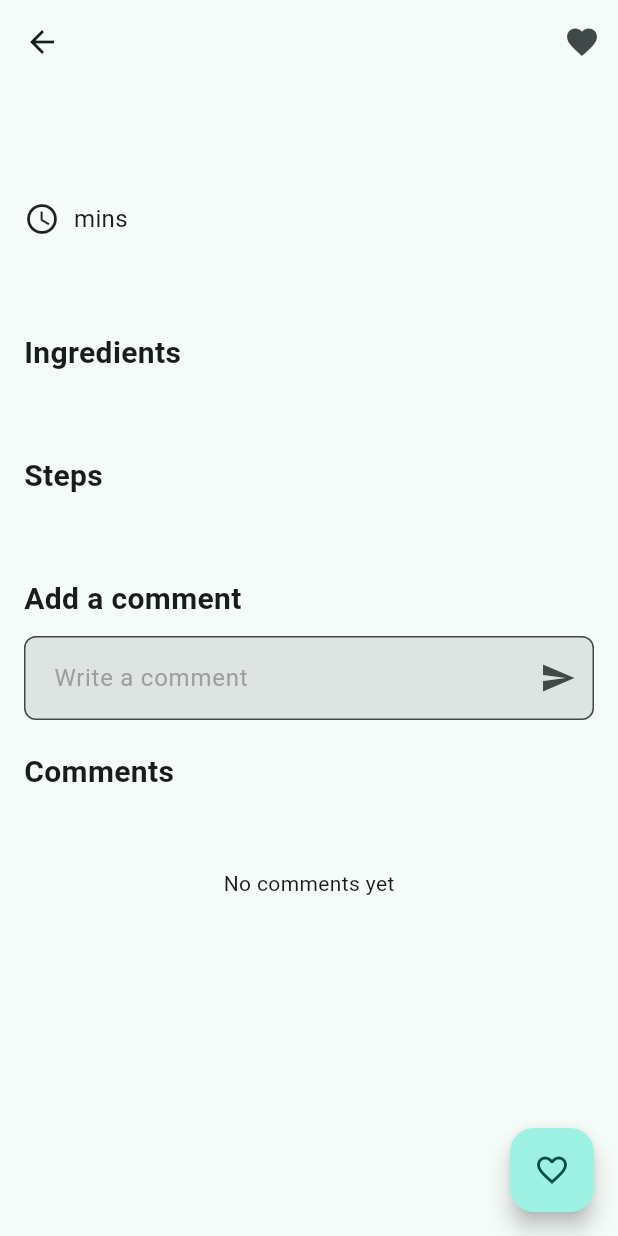
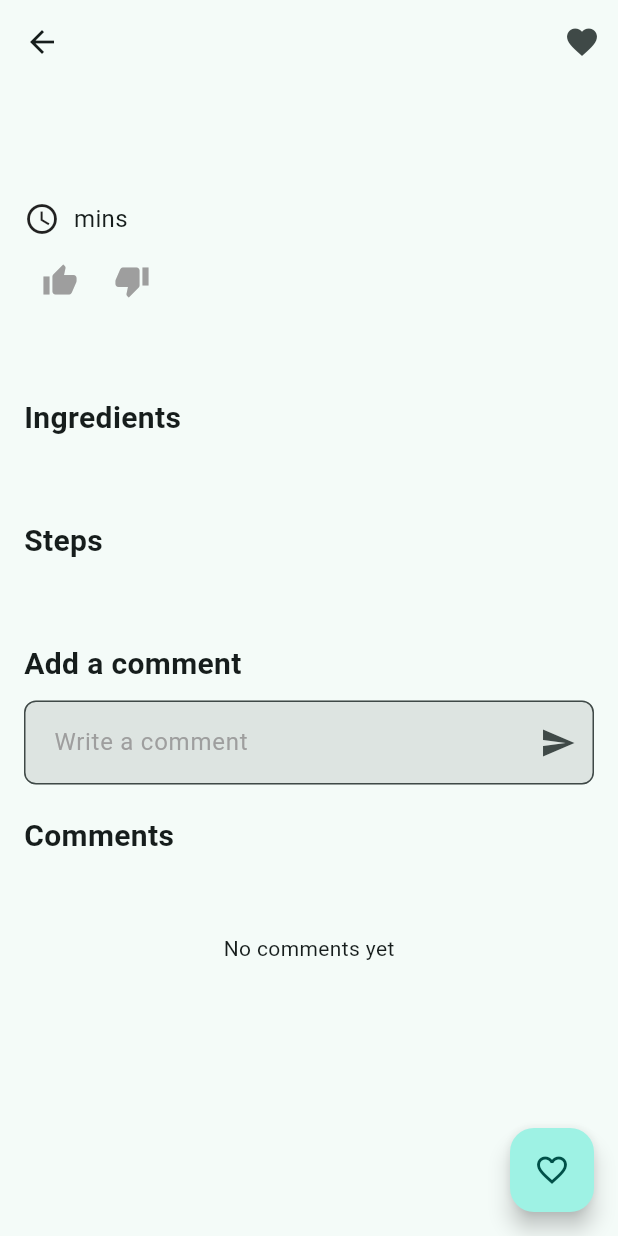
Before and after one commit to pratikgtam/Recipe-Book, a Flutter app: the RecipeDetailsPage screen opened directly, on a phone screen of 412 x 824 dp. Run offline on Flutter 3.47's test engine with Material 3 defaults, Android fonts, the phone set to English and light mode, and no system bars; our stand-ins replace carousel_slider, cloud_firestore, dots_indicator, firebase_auth, firebase_core, firebase_storage and 5 more; missing offline and left inert: open_mail_app; accounts and stored records are empty.

Commit message:
like dislike feedback

```diff
--- a/lib/features/recipe/cubits/recipe_state.dart
+++ b/lib/features/recipe/cubits/recipe_state.dart
@@ -20,6 +20,8 @@ class RecipeState with _$RecipeState {
     @Default([]) List<RecipeModel> favoriteRecipes,
     @Default([]) List<CommentsModel> comments,
     @Default([]) List<CommentsModel> allComments,
+    @Default([]) List<String> likedRecipeIds,
+    @Default([]) List<String> dislikedRecipeIds,
   }) = _RecipeState;
 
   RecipeState._();
--- a/lib/features/recipe/ui/recipe_details_view.dart
+++ b/lib/features/recipe/ui/recipe_details_view.dart
@@ -35,6 +35,11 @@ class _RecipeDetailsPageState extends State<RecipeDetailsPage> {
     final recipe = state.selectedRecipe;
     final profile = state.profile;
     final comments = state.comments;
+    final likedRecipeIds = state.likedRecipeIds;
+    final dislikedRecipeIds = state.dislikedRecipeIds;
+
+    bool isLiked = likedRecipeIds.contains(recipe?.id);
+    bool isDisliked = dislikedRecipeIds.contains(recipe?.id);
 
     return CustomScaffold(
       title: recipe?.name,
@@ -86,7 +91,29 @@ class _RecipeDetailsPageState extends State<RecipeDetailsPage> {
                 ),
               ],
             ),
-            const SizedBox(height: 10),
+            const SizedBox(height: 5),
+            Row(
+              children: [
+                IconButton(
+                  onPressed: () {
+                    context.read<RecipeCubit>().likeRecipe(recipe);
+                  },
+                  icon: Icon(
+                    Icons.thumb_up,
+                    color: isLiked ? Colors.blue : Colors.grey,
+                  ),
+                ),
+                IconButton(
+                  onPressed: () {
+                    context.read<RecipeCubit>().dislikeRecipe(recipe);
+                  },
+                  icon: Icon(
+                    Icons.thumb_down,
+                    color: isDisliked ? Colors.red : Colors.grey,
+                  ),
+                ),
+              ],
+            ),
             Wrap(
                 spacing: 8,
                 children: List.generate(
```
Also changed, not shown: lib/features/profile/views/feeback_screen.dart (added, +71 -0 lines), lib/features/profile/views/profile_view.dart (+6 -13 lines), lib/features/recipe/cubits/recipe_cubit.dart (+40 -0 lines), lib/features/recipe/cubits/recipe_state.freezed.dart.
